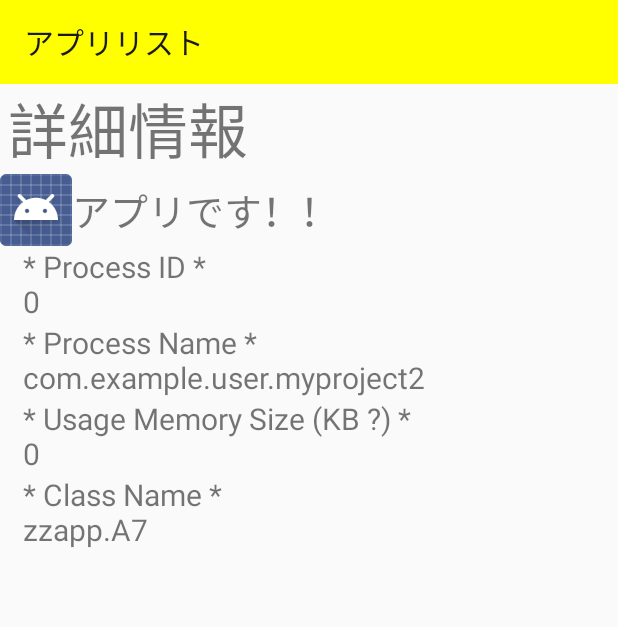
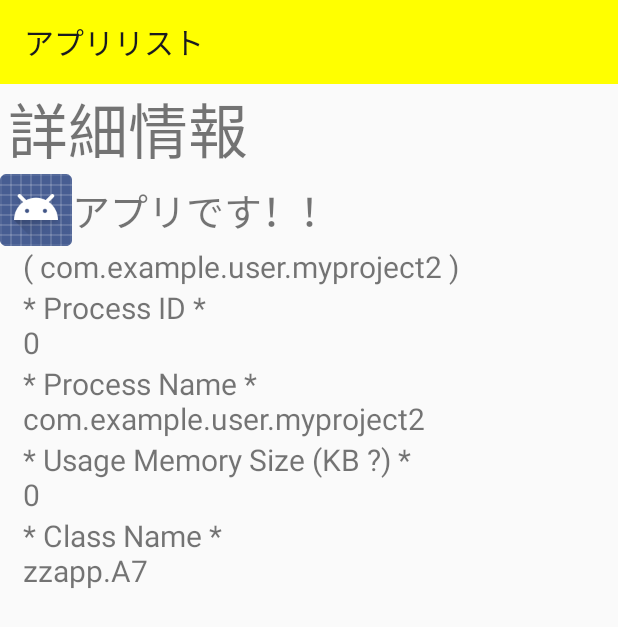
Before and after one commit to gitogitton/MyProject2, an Android app: the screen it shows after launch (MainActivity), after a tap on "アプリです！！", on a phone screen of 412 x 824 dp. Shown: the top 627 px of the screen. Run offline under Robolectric (Android 15) with nearby library versions, the phone set to English and light mode, and no system bars; 3 statements that could not run were skipped.

Commit message:
パッケージの詳細（例：jp.mineo.app.eco）を表示に加えた。

```diff
--- a/app/src/main/java/com/example/user/myproject2/DetailInfo.java
+++ b/app/src/main/java/com/example/user/myproject2/DetailInfo.java
@@ -18,7 +18,15 @@ public class DetailInfo implements Serializable {
     private int mPss;
     private String mProcessName;
     private String mClassName;
+    private String mDetailPkgName;
 
+    public String getDetailPkgName() {
+        return mDetailPkgName;
+    }
+
+    public void setDetailPkgName( String detailPkgName ) {
+        this.mDetailPkgName = detailPkgName;
+    }
 
     public String getClassName() {
         return mClassName;
--- a/app/src/main/java/com/example/user/myproject2/DetailInfoFragment.java
+++ b/app/src/main/java/com/example/user/myproject2/DetailInfoFragment.java
@@ -36,6 +36,7 @@ public class DetailInfoFragment extends Fragment {
     private int mMemoryPss;
     private String mProcessName;
     private String mClassName;
+    private String mPckgDetailName;
 
     public DetailInfoFragment() {
         // Required empty public constructor
@@ -68,8 +69,9 @@ public class DetailInfoFragment extends Fragment {
             mMemoryPss = detailInfo.getPss();
             mProcessName = detailInfo.getProcessName();
             mClassName = detailInfo.getClassName();
-            Log.d( CLASS_NAME, "onCreate() starts. [mPackageName/mProcessId/mMemoryPss/mProcessName : "+
-                    mPackageName.getText().toString() + "/ "+ mProcessId +" / "+mMemoryPss+" / "+mProcessName+" / "+mClassName+"]" );
+            mPckgDetailName = detailInfo.getDetailPkgName();
+            Log.d( CLASS_NAME, "onCreate() starts. [ mPackageName/mProcessId/mMemoryPss/mProcessName/mPckgDetailName : "+
+                    mPackageName.getText().toString() + "/ "+ mProcessId +" / "+mMemoryPss+" / "+mProcessName+" / "+mClassName+" / "+mPckgDetailName+" ]" );
         }
     }
 
@@ -90,6 +92,9 @@ public class DetailInfoFragment extends Fragment {
         AtomicReference<Drawable> icon = new AtomicReference<>();
         icon.set( drawable[0] );
         textViewName.setCompoundDrawables( icon.get(), null, null, null );
+        //package name (detail)
+        TextView textViewDetailName = view.findViewById( R.id.pkgName );
+        textViewDetailName.setText( "( "+ mPckgDetailName +" )" );
         //process id
         TextView textViewId = view.findViewById( R.id.pid ); //process id
         textViewId.setText( "* Process ID *\n"+Integer.toString( mProcessId ) );
--- a/app/src/main/java/com/example/user/myproject2/PageFragment_1.java
+++ b/app/src/main/java/com/example/user/myproject2/PageFragment_1.java
@@ -137,6 +137,7 @@ public class PageFragment_1 extends Fragment {
                         detailInfo.setPid( app.pid );
                         detailInfo.setProcessName( app.processName );
                         detailInfo.setClassName( applicationInfo.className );
+                        detailInfo.setDetailPkgName( applicationInfo.packageName );
                         Log.d( CLASS_NAME, "packageName : " + textView.getText().toString() );
                         //get memory info
                         pIds[ 0 ] = app.pid;
--- a/app/src/main/java/com/example/user/myproject2/PageFragment_2.java
+++ b/app/src/main/java/com/example/user/myproject2/PageFragment_2.java
@@ -130,6 +130,7 @@ public class PageFragment_2 extends Fragment {
             detailInfo.setProcessName( "(this is installed apl list." );
             detailInfo.setClassName( info.className );
             detailInfo.setPss( 0 );
+            detailInfo.setDetailPkgName( info.packageName );
             Log.d( CLASS_NAME, "packageName / className : " + textView.getText().toString() + " / " + info.className );
             mArrayList.add( detailInfo );
         } //for (applicationInfo)
--- a/app/src/main/res/layout/fragment_detail_info.xml
+++ b/app/src/main/res/layout/fragment_detail_info.xml
@@ -22,6 +22,15 @@
         android:textSize="25sp"
         android:gravity="left|center_vertical"
         android:text="@string/hello_blank_fragment" />
+
+    <TextView
+        android:id="@+id/pkgName"
+        android:layout_width="match_parent"
+        android:layout_height="wrap_content"
+        android:textSize="20sp"
+        android:paddingStart="15sp"
+        android:paddingEnd="5sp"
+        android:text="@string/error" />
 
     <TextView
         android:id="@+id/pid"
```
